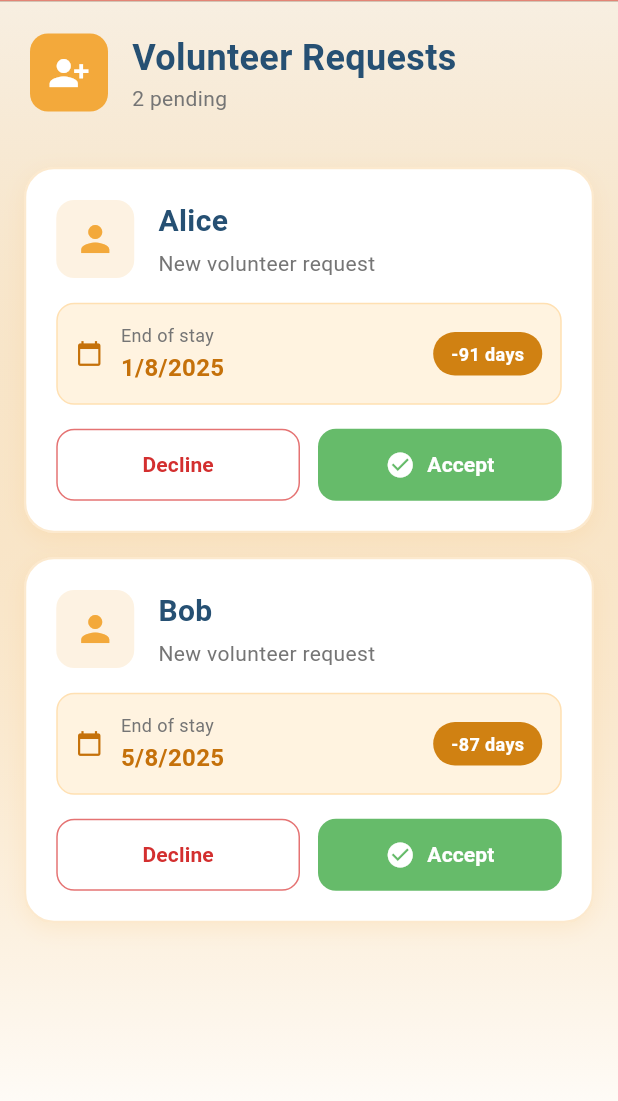
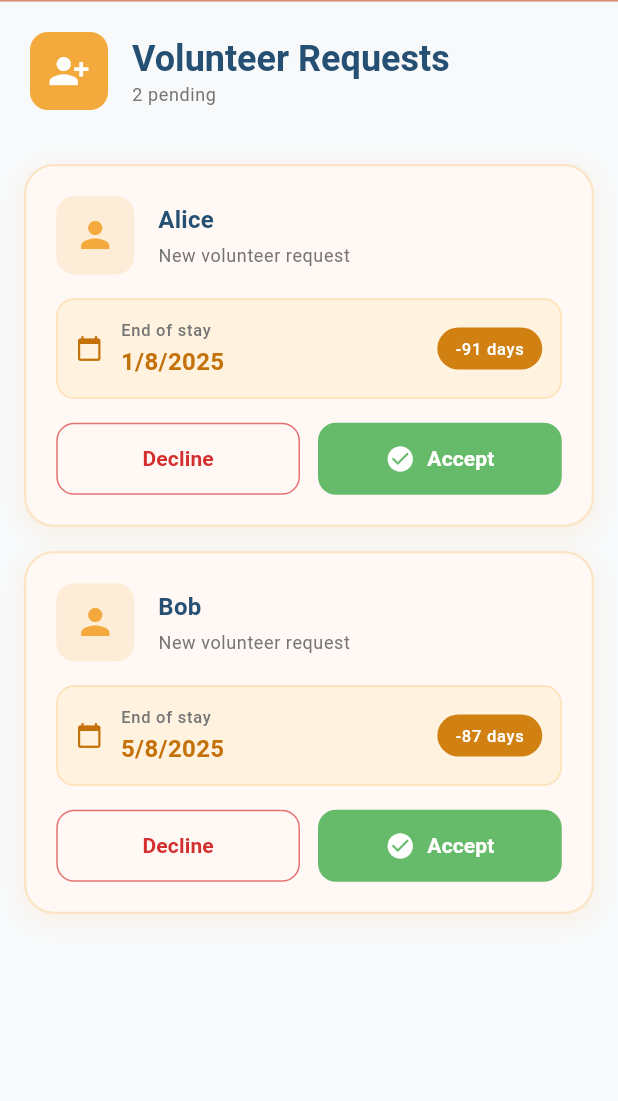
Before and after one commit to Laurapav1/ARA, a Flutter app: the VolunteerRequestsScreen screen opened directly, on a phone screen of 412 x 824 dp, the part 79-1180 px from its top. Run offline on Flutter 3.47's test engine with Material 3 defaults, Android fonts, the phone set to English and light mode, and no system bars; network calls fail.

Commit message:
change more background color

```diff
--- a/frontend/lib/screens/account/volunteers.dart
+++ b/frontend/lib/screens/account/volunteers.dart
@@ -2,12 +2,7 @@ import 'package:flutter/material.dart';
 import 'package:provider/provider.dart';
 import '../../services/mock_database.dart';
 import '../../widgets/offline_banner.dart';
-
-class ARAColors {
-  static const Color brand = Color(0xFFF3A93B);
-  static const Color brandDark = Color(0xFFD08112);
-  static const Color brandDeep = Color(0xFFC5710A);
-}
+import '../../theme/ara_theme.dart';
 
 class VolunteerRequestsScreen extends StatefulWidget {
   const VolunteerRequestsScreen({super.key});
@@ -24,22 +19,11 @@ class _VolunteerRequestsScreenState extends State<VolunteerRequestsScreen> {
     final requests = db.pendingRequests;
 
     return Scaffold(
-      body: Container(
-        decoration: const BoxDecoration(
-          gradient: LinearGradient(
-            begin: Alignment.topCenter,
-            end: Alignment.bottomCenter,
-            colors: [
-              Color(0x14F3A93B),
-              Colors.white,
-            ],
-          ),
-        ),
-        child: SafeArea(
+      body: SafeArea(
         child: Column(
           children: [
             const OfflineBanner(),
-              Container(
+            Padding(
               padding: const EdgeInsets.all(20),
               child: Row(
                 children: [
@@ -49,30 +33,29 @@ class _VolunteerRequestsScreenState extends State<VolunteerRequestsScreen> {
                       color: ARAColors.brand,
                       borderRadius: BorderRadius.circular(12),
                     ),
-                      child: const Icon(
-                        Icons.person_add_alt_1,
-                        color: Colors.white,
-                        size: 28,
-                      ),
+                    child: const Icon(Icons.person_add_alt_1,
+                        color: Colors.white, size: 28),
                   ),
                   const SizedBox(width: 16),
                   Expanded(
                     child: Column(
                       crossAxisAlignment: CrossAxisAlignment.start,
                       children: [
-                          const Text(
+                        Text(
                           'Volunteer Requests',
-                            style: TextStyle(
-                              fontSize: 24,
+                          style: Theme.of(context)
+                              .textTheme
+                              .headlineSmall
+                              ?.copyWith(
+                                color: const Color(0xFF265073),
                                 fontWeight: FontWeight.bold,
-                              color: Color(0xFF265073),
                               ),
                         ),
                         Text(
                           '${requests.length} pending',
-                            style: TextStyle(
+                          style:
+                              Theme.of(context).textTheme.bodySmall?.copyWith(
                                     color: Colors.grey.shade600,
-                              fontSize: 14,
                                   ),
                         ),
                       ],
@@ -83,7 +66,7 @@ class _VolunteerRequestsScreenState extends State<VolunteerRequestsScreen> {
             ),
             Expanded(
               child: requests.isEmpty
-                    ? _buildEmptyState()
+                  ? _buildEmptyState(context)
                   : ListView.builder(
                       padding: const EdgeInsets.all(16),
                       itemCount: requests.length,
@@ -97,10 +80,8 @@ class _VolunteerRequestsScreenState extends State<VolunteerRequestsScreen> {
                               SnackBar(
                                 content: Row(
                                   children: [
-                                      const Icon(
-                                        Icons.check_circle,
-                                        color: Colors.white,
-                                      ),
+                                    const Icon(Icons.check_circle,
+                                        color: Colors.white),
                                     const SizedBox(width: 12),
                                     Text('${request.name} approved!'),
                                   ],
@@ -108,8 +89,7 @@ class _VolunteerRequestsScreenState extends State<VolunteerRequestsScreen> {
                                 backgroundColor: const Color(0xFF66BB6A),
                                 behavior: SnackBarBehavior.floating,
                                 shape: RoundedRectangleBorder(
-                                    borderRadius: BorderRadius.circular(12),
-                                  ),
+                                    borderRadius: BorderRadius.circular(12)),
                               ),
                             );
                           },
@@ -123,11 +103,10 @@ class _VolunteerRequestsScreenState extends State<VolunteerRequestsScreen> {
           ],
         ),
       ),
-      ),
     );
   }
 
-  Widget _buildEmptyState() {
+  Widget _buildEmptyState(BuildContext context) {
     return Center(
       child: Column(
         mainAxisAlignment: MainAxisAlignment.center,
@@ -138,26 +117,21 @@ class _VolunteerRequestsScreenState extends State<VolunteerRequestsScreen> {
               color: Colors.grey.shade100,
               shape: BoxShape.circle,
             ),
-            child: Icon(
-              Icons.check_circle_outline,
-              size: 80,
-              color: Colors.grey.shade400,
-            ),
+            child: Icon(Icons.check_circle_outline,
+                size: 80, color: Colors.grey.shade400),
           ),
           const SizedBox(height: 24),
           Text(
             'All caught up!',
-            style: TextStyle(
-              fontSize: 24,
+            style: Theme.of(context).textTheme.headlineSmall?.copyWith(
+                  color: Colors.grey.shade700,
                   fontWeight: FontWeight.bold,
-              color: Colors.grey.shade700,
                 ),
           ),
           const SizedBox(height: 8),
           Text(
             'No pending volunteer requests',
-            style: TextStyle(
-              fontSize: 16,
+            style: Theme.of(context).textTheme.bodyMedium?.copyWith(
                   color: Colors.grey.shade500,
                 ),
           ),
@@ -170,9 +144,7 @@ class _VolunteerRequestsScreenState extends State<VolunteerRequestsScreen> {
     showDialog(
       context: context,
       builder: (ctx) => AlertDialog(
-        shape: RoundedRectangleBorder(
-          borderRadius: BorderRadius.circular(20),
-        ),
+        shape: RoundedRectangleBorder(borderRadius: BorderRadius.circular(20)),
         title: const Row(
           children: [
             Icon(Icons.warning_amber_rounded, color: ARAColors.brandDark),
@@ -190,8 +162,7 @@ class _VolunteerRequestsScreenState extends State<VolunteerRequestsScreen> {
           ),
           FilledButton(
             onPressed: () {
-              // NOTE: If you have db.declineRequest(id), use that instead.
-              db.acceptRequest(id); // demo placeholder
+              // For now, just close the dialog and show a red snackbar — no DB change
               Navigator.pop(ctx);
               ScaffoldMessenger.of(context).showSnackBar(
                 SnackBar(
@@ -202,7 +173,7 @@ class _VolunteerRequestsScreenState extends State<VolunteerRequestsScreen> {
                       Text('Request declined'),
                     ],
                   ),
-                  backgroundColor: Colors.red.shade600,
+                  backgroundColor: Colors.red,
                   behavior: SnackBarBehavior.floating,
                   shape: RoundedRectangleBorder(
                     borderRadius: BorderRadius.circular(12),
@@ -239,12 +210,10 @@ class _VolunteerRequestCard extends StatelessWidget {
     return Container(
       margin: const EdgeInsets.only(bottom: 16),
       decoration: BoxDecoration(
-        color: Colors.white,
+        color: Theme.of(context).cardColor,
         borderRadius: BorderRadius.circular(20),
-        border: Border.all(
-          color: ARAColors.brand.withOpacity(0.25),
-          width: 1.5,
-        ),
+        border:
+            Border.all(color: ARAColors.brand.withOpacity(0.25), width: 1.5),
         boxShadow: [
           BoxShadow(
             color: ARAColors.brand.withOpacity(0.12),
@@ -266,11 +235,8 @@ class _VolunteerRequestCard extends StatelessWidget {
                     color: ARAColors.brand.withOpacity(0.15),
                     borderRadius: BorderRadius.circular(12),
                   ),
-                  child: const Icon(
-                    Icons.person,
-                    color: ARAColors.brand,
-                    size: 28,
-                  ),
+                  child: const Icon(Icons.person,
+                      color: ARAColors.brand, size: 28),
                 ),
                 const SizedBox(width: 16),
                 Expanded(
@@ -279,18 +245,17 @@ class _VolunteerRequestCard extends StatelessWidget {
                     children: [
                       Text(
                         request.name,
-                        style: const TextStyle(
-                          fontSize: 20,
+                        style:
+                            Theme.of(context).textTheme.titleMedium?.copyWith(
                                   fontWeight: FontWeight.bold,
-                          color: Color(0xFF265073),
+                                  color: const Color(0xFF265073),
                                 ),
                       ),
                       const SizedBox(height: 4),
                       Text(
                         'New volunteer request',
-                        style: TextStyle(
+                        style: Theme.of(context).textTheme.bodySmall?.copyWith(
                               color: Colors.grey.shade600,
-                          fontSize: 14,
                             ),
                       ),
                     ],
@@ -300,7 +265,7 @@ class _VolunteerRequestCard extends StatelessWidget {
             ),
             const SizedBox(height: 16),
 
-            // End-of-stay chip in orange family for consistency
+            // End-of-stay chip
             Container(
               padding: const EdgeInsets.all(12),
               decoration: BoxDecoration(
@@ -310,23 +275,20 @@ class _VolunteerRequestCard extends StatelessWidget {
               ),
               child: Row(
                 children: [
-                  const Icon(
-                    Icons.calendar_today,
-                    size: 18,
-                    color: ARAColors.brandDeep,
-                  ),
+                  const Icon(Icons.calendar_today,
+                      size: 18, color: ARAColors.brandDeep),
                   const SizedBox(width: 12),
                   Expanded(
                     child: Column(
                       crossAxisAlignment: CrossAxisAlignment.start,
                       children: [
-                        Text(
-                          'End of stay',
-                          style: TextStyle(
-                            fontSize: 12,
+                        Text('End of stay',
+                            style: Theme.of(context)
+                                .textTheme
+                                .labelSmall
+                                ?.copyWith(
                                   color: Colors.grey.shade600,
-                          ),
-                        ),
+                                )),
                         const SizedBox(height: 2),
                         Text(
                           '${request.endOfStay.day}/${request.endOfStay.month}/${request.endOfStay.year}',
@@ -348,11 +310,10 @@ class _VolunteerRequestCard extends StatelessWidget {
                     ),
                     child: Text(
                       '$daysUntilEnd days',
-                      style: const TextStyle(
-                        color: Colors.white,
-                        fontSize: 12,
-                        fontWeight: FontWeight.bold,
-                      ),
+                      style: Theme.of(context)
+                          .textTheme
+                          .labelSmall
+                          ?.copyWith(color: Colors.white),
                     ),
                   ),
                 ],
@@ -370,13 +331,10 @@ class _VolunteerRequestCard extends StatelessWidget {
                       side: BorderSide(color: Colors.red.shade300),
                       foregroundColor: Colors.red.shade700,
                       shape: RoundedRectangleBorder(
-                        borderRadius: BorderRadius.circular(12),
+                          borderRadius: BorderRadius.circular(12)),
                     ),
-                    ),
-                    child: const Text(
-                      'Decline',
-                      style: TextStyle(fontWeight: FontWeight.bold),
-                    ),
+                    child: const Text('Decline',
+                        style: TextStyle(fontWeight: FontWeight.bold)),
                   ),
                 ),
                 const SizedBox(width: 12),
@@ -387,18 +345,15 @@ class _VolunteerRequestCard extends StatelessWidget {
                       padding: const EdgeInsets.symmetric(vertical: 14),
                       backgroundColor: const Color(0xFF66BB6A),
                       shape: RoundedRectangleBorder(
-                        borderRadius: BorderRadius.circular(12),
-                      ),
+                          borderRadius: BorderRadius.circular(12)),
                     ),
                     child: const Row(
                       mainAxisAlignment: MainAxisAlignment.center,
                       children: [
                         Icon(Icons.check_circle, size: 20),
                         SizedBox(width: 8),
-                        Text(
-                          'Accept',
-                          style: TextStyle(fontWeight: FontWeight.bold),
-                        ),
+                        Text('Accept',
+                            style: TextStyle(fontWeight: FontWeight.bold)),
                       ],
                     ),
                   ),
--- a/frontend/lib/theme/ara_theme.dart
+++ b/frontend/lib/theme/ara_theme.dart
@@ -9,6 +9,8 @@ class ARAColors {
   // Text
   static const Color ink = Color(0xFF1E2A36);
   static const Color subInk = Color(0xFF5C6B7A);
+
+  static const Color brandDeep = Color(0xFFC5710A);
 
   // Backgrounds
   static const Color bg = Color(0xFFF9FAFB);
```
Also changed, not shown: frontend/lib/screens/account/account.dart (+53 -107 lines), frontend/lib/screens/info/information.dart (+26 -66 lines). Lines whose indentation alone changed are shown as unchanged.
